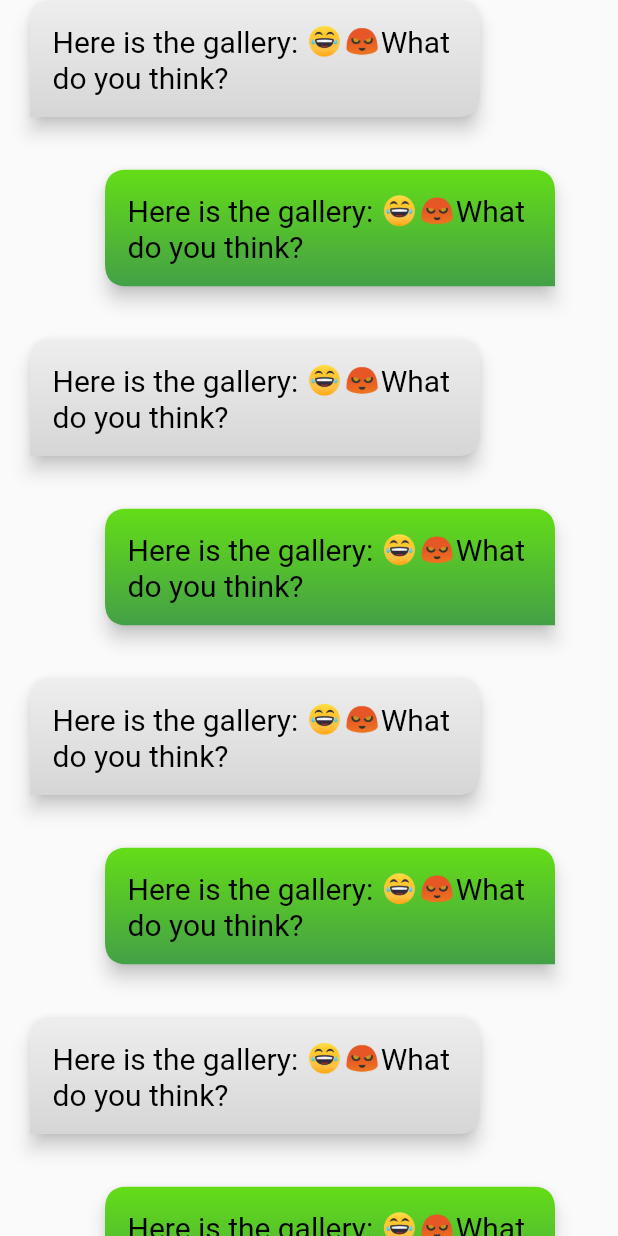
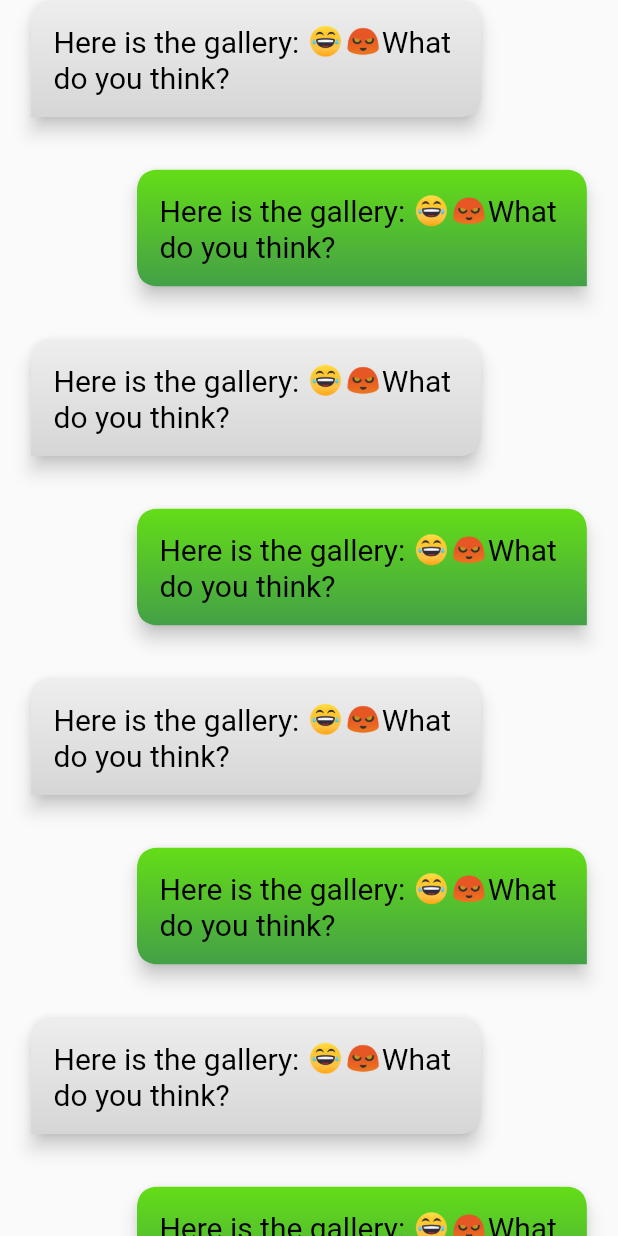
Before and after one commit to GaryQian/Fancychat, a Flutter app: the screen it shows after launch, on a phone screen of 412 x 824 dp. Run offline on Flutter 3.47's test engine with Material 2 defaults, Android fonts, the phone set to English and light mode, and no system bars; our stand-ins replace connectivity, device_info, string_scanner, video_player.

Commit message:
Scale properly

```diff
--- a/lib/main.dart
+++ b/lib/main.dart
@@ -32,7 +32,7 @@ class _MyHomePageState extends State<MyHomePage> {
     return new Scaffold(
       body: Center(
         child: ListView.separated(
-          padding: const EdgeInsets.only(left: 20),
+          padding: const EdgeInsets.only(left: 20, right: 20),
           itemCount: 25,
           itemBuilder: (BuildContext context, int index) {
             bool isLeft = index % 2 == 0;
@@ -41,7 +41,7 @@ class _MyHomePageState extends State<MyHomePage> {
               [Colors.lightGreenAccent[700], Colors.green[600]];
             return Row(
               children: [
-                SizedBox(width: !isLeft ? 50 : 0),
+                Spacer(flex: !isLeft ? 100 : 1),
                 Bubble(
                   fontSize: 20,
                   minScale: 0.5,
@@ -49,7 +49,7 @@ class _MyHomePageState extends State<MyHomePage> {
                   gradientColors: colors,
                   isLeft: isLeft,
                 ),
-                SizedBox(width: isLeft ? 50 : 0),
+                Spacer(flex: isLeft ? 100 : 1),
               ]
             );
           },
@@ -121,6 +121,7 @@ class BubbleState extends State<Bubble> with SingleTickerProviderStateMixin {
       },
       child: Transform.scale(
         scale: animation.value,
+        alignment: Alignment(widget.isLeft ? -1 : 1, 0.5),
         child: CustomPaint(
           painter: BubbleShadowPainter(isLeft: widget.isLeft),
           child: ClipPath(
```
